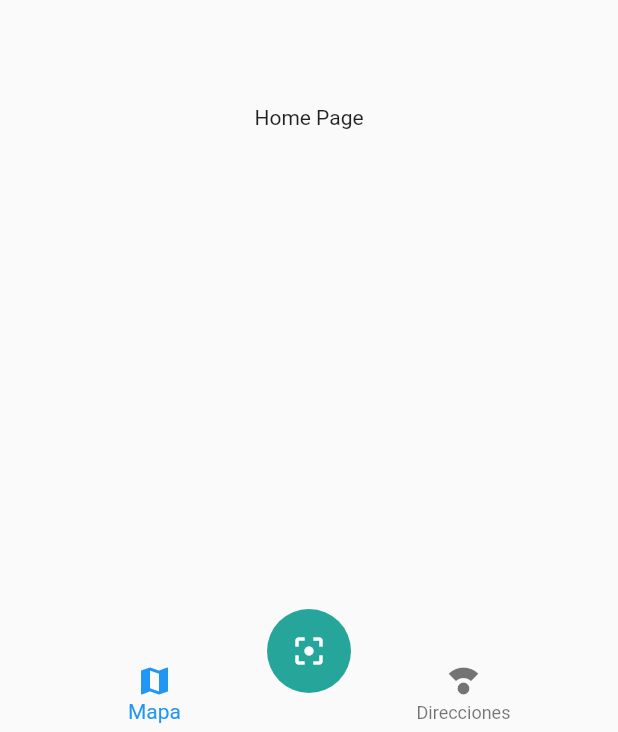
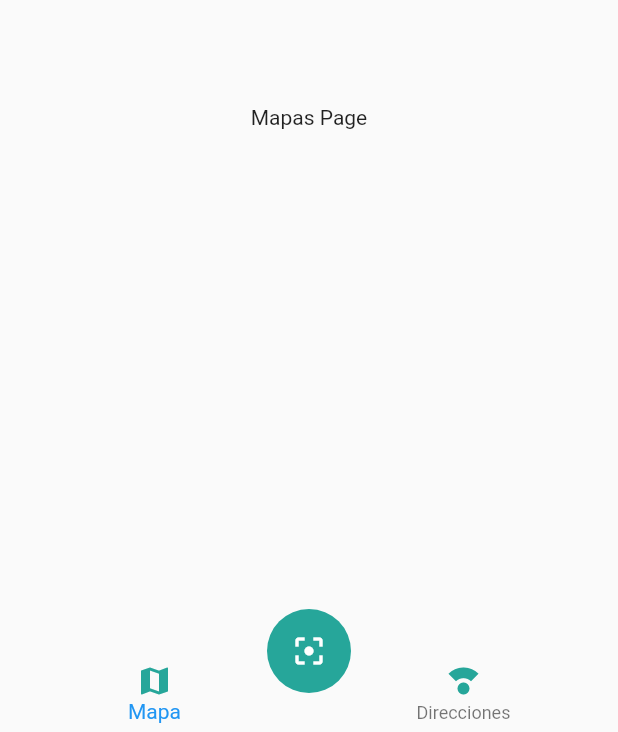
Before and after one commit to rafinhaDev/QrScanner, a Flutter app: the screen it shows after launch, on a phone screen of 412 x 824 dp. Shown: the part 501-1233 px from the top of the screen. Run offline on Flutter 3.47's test engine with Material 2 defaults, Android fonts, the phone set to English and light mode, and no system bars.

Commit message:
agregado el current Index del button navigator bar con un switch falta implementar que se pueda cambiar al darle click la pagina - tambien se crearon las paginas de Mapas y Direcciones

```diff
--- /dev/null
+++ b/lib/pages/direcciones_page.dart
@@ -0,0 +1,10 @@
+import 'package:flutter/material.dart';
+class DireccionesPage extends StatelessWidget {
+  const DireccionesPage({ Key? key }) : super(key: key);
+
+  @override
+  Widget build(BuildContext context) {
+    return Center(
+      child: Text('DIrecciones Page'),
+    );}
+}
--- a/lib/pages/home_page.dart
+++ b/lib/pages/home_page.dart
@@ -1,4 +1,6 @@
 import 'package:flutter/material.dart';
+import 'package:qr_scanner/pages/direcciones_page.dart';
+import 'package:qr_scanner/pages/mapas_page.dart';
 import 'package:qr_scanner/widgets/custom_navigatorbar.dart';
 import 'package:qr_scanner/widgets/scan_buttonfloating.dart';
 
@@ -19,12 +21,32 @@ class HomePage extends StatelessWidget {
           )
         ],
       ),
-      body: Center(
-        child: Text('Home Page'),
-      ),
+      body: _HomePageBody(),
+
+
       bottomNavigationBar: CustomNavigationBar(),
       floatingActionButton: ScanButton(),
       floatingActionButtonLocation: FloatingActionButtonLocation.centerDocked,
     );
   }
 }
+
+class _HomePageBody extends StatelessWidget {
+
+  @override
+  Widget build(BuildContext context) {
+    final currentIndex = 0;
+
+    switch (currentIndex){
+      case 0:
+      return MapasPage();
+
+      case 1:
+      return DireccionesPage();
+
+      default:
+        return MapasPage();
+    }
+
+  }
+}
--- /dev/null
+++ b/lib/pages/mapas_page.dart
@@ -0,0 +1,10 @@
+import 'package:flutter/material.dart';
+class MapasPage extends StatelessWidget {
+  const MapasPage({ Key? key }) : super(key: key);
+
+  @override
+  Widget build(BuildContext context) {
+    return Center(
+      child: Text('Mapas Page'),
+    );}
+}
--- a/lib/widgets/custom_navigatorbar.dart
+++ b/lib/widgets/custom_navigatorbar.dart
@@ -5,17 +5,21 @@ class CustomNavigationBar extends StatelessWidget {
 
   @override
   Widget build(BuildContext context) {
+
+    final currentIndex = 0;
+
     return BottomNavigationBar(
-      currentIndex: 0,
+
+      currentIndex: currentIndex,
       elevation:  0,
       items: <BottomNavigationBarItem>[
         BottomNavigationBarItem(
-          icon: Icon(Icons.map),
+          icon: Icon(Icons.map,color: Colors.teal[400]),
           label: 'Mapa'),
 
         BottomNavigationBarItem(
-          icon: Icon(Icons.compass_calibration),
-          label: 'Direcciones'),
+          icon: Icon(Icons.compass_calibration,color: Colors.teal[400]),
+          label: 'Direcciones',),
 
       ]);
   }
```
